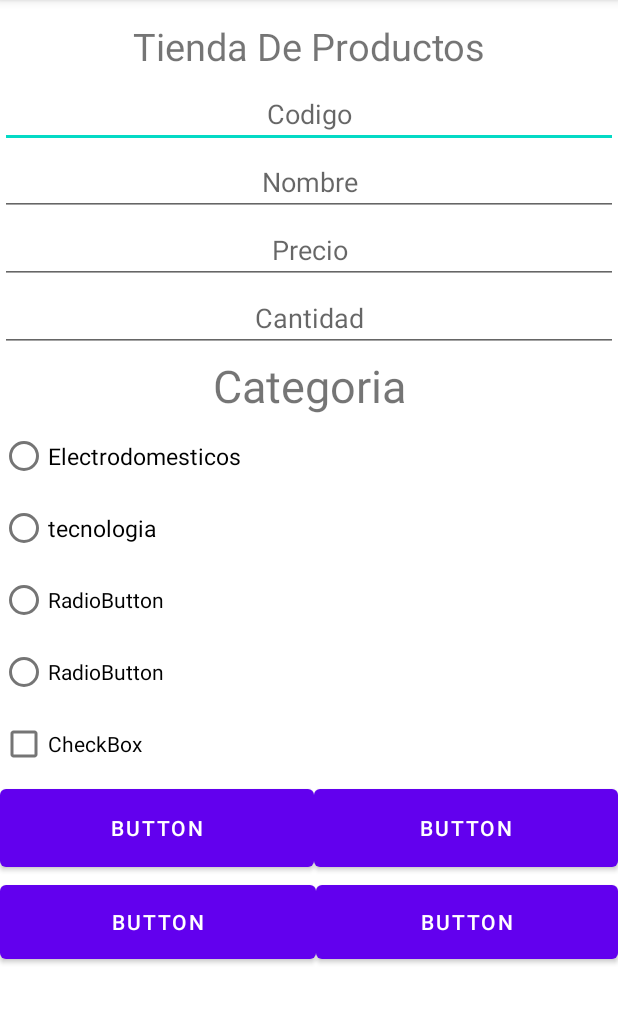
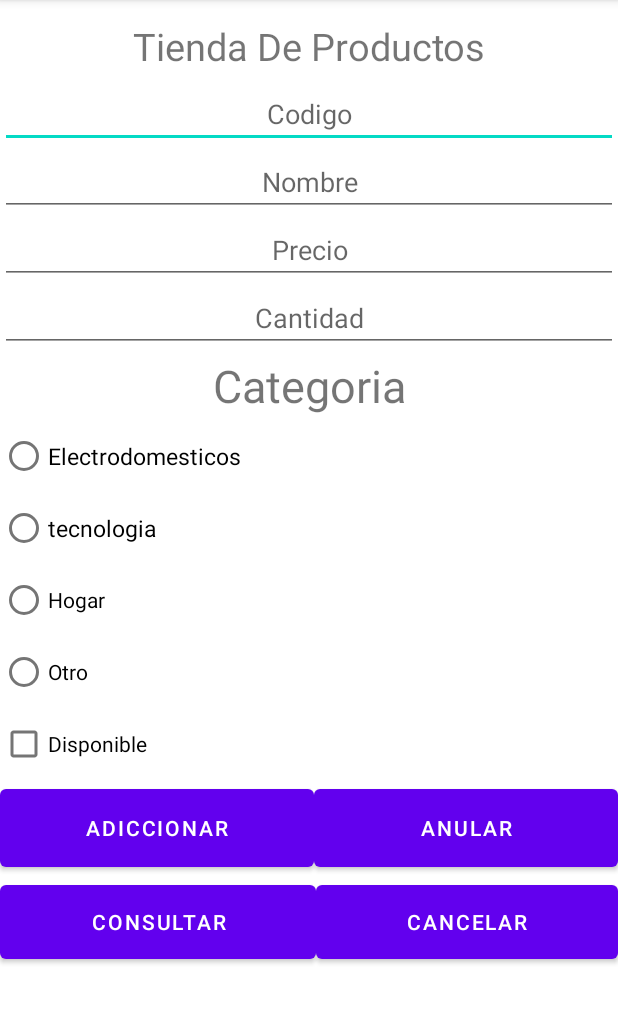
Before and after one commit to DanielFernandoYepezVelez/Proyecto-Android-Productos-Crud-Firebase, an Android app: the screen it shows after launch (MainActivity), on a phone screen of 412 x 824 dp, the part 84-1107 px from its top. Run offline under Robolectric (Android 15) with nearby library versions, the phone set to English and light mode, and no system bars.

Commit message:
se hacen cambios en el diseño se agrega el evento onclick a los botones

```diff
--- a/app/src/main/res/layout/activity_main.xml
+++ b/app/src/main/res/layout/activity_main.xml
@@ -83,20 +83,21 @@
             android:id="@+id/rbHome"
             android:layout_width="match_parent"
             android:layout_height="wrap_content"
-            android:text="RadioButton" />
+            android:text="Hogar" />
 
         <RadioButton
             android:id="@+id/rbOther"
             android:layout_width="match_parent"
             android:layout_height="wrap_content"
-            android:text="RadioButton" />
+            android:text="Otro" />
     </RadioGroup>
 
     <CheckBox
         android:id="@+id/cbAvailable"
         android:layout_width="match_parent"
         android:layout_height="wrap_content"
-        android:text="CheckBox" />
+
+        android:text="Disponible" />
 
     <LinearLayout
         android:layout_width="match_parent"
@@ -107,15 +108,17 @@
             android:id="@+id/btnAdd"
             android:layout_width="363dp"
             android:layout_height="match_parent"
+            android:onClick="productSave"
             android:layout_weight="1"
-            android:text="Button" />
+            android:text="Adiccionar" />
 
         <Button
             android:id="@+id/btnAnnul"
             android:layout_width="357dp"
             android:layout_height="64dp"
             android:layout_weight="1"
-            android:text="Button" />
+            android:onClick="productAnnul"
+            android:text="Anular" />
     </LinearLayout>
 
     <LinearLayout
@@ -125,17 +128,19 @@
 
         <Button
             android:id="@+id/btnQuery"
-            android:layout_width="104dp"
+            android:layout_width="122dp"
             android:layout_height="match_parent"
+            android:onClick="productQuery"
             android:layout_weight="1"
-            android:text="Button" />
+            android:text="Consultar" />
 
         <Button
             android:id="@+id/btnCancel"
             android:layout_width="wrap_content"
             android:layout_height="61dp"
+            android:onClick="productCancel"
             android:layout_weight="1"
-            android:text="Button" />
+            android:text="Cancelar" />
     </LinearLayout>
 
 
```
